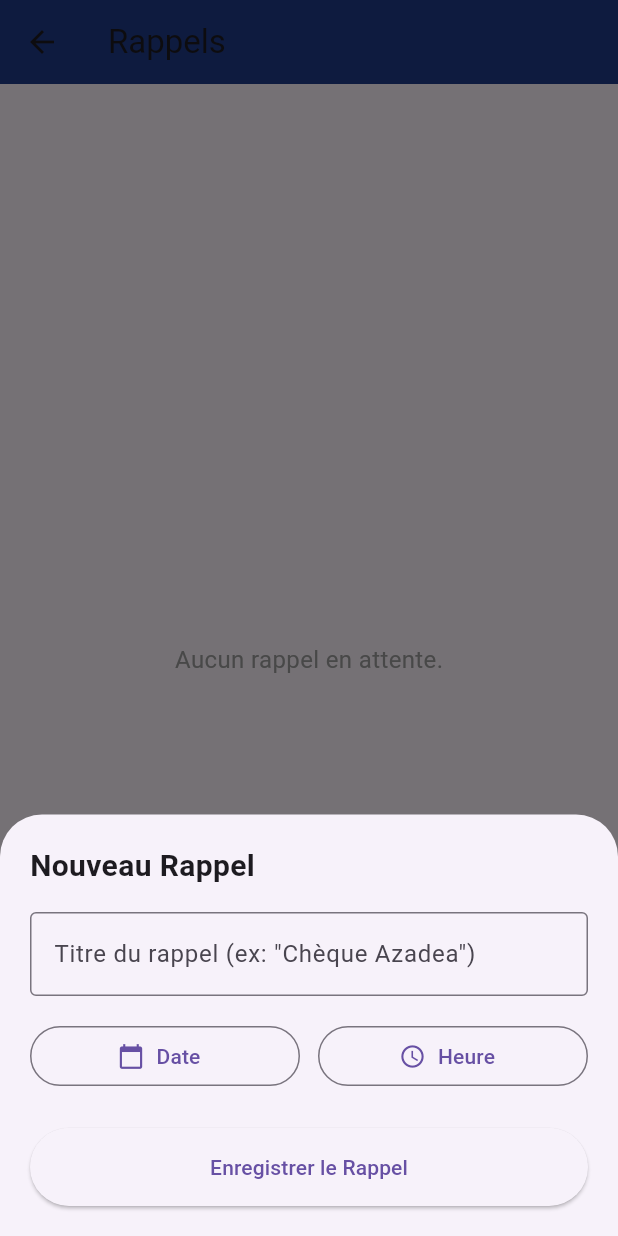
After one commit to boukath/Boitex-Info-App, a Flutter app: the RappelPage screen opened directly, after a tap on the "add" icon, on a phone screen of 412 x 824 dp. The commit adds this screen. Run offline on Flutter 3.47's test engine with Material 3 defaults, Android fonts, the phone set to English and light mode, and no system bars; our stand-ins replace chewie, cloud_firestore, file_picker, firebase_auth, firebase_core, firebase_messaging and 11 more; missing offline and left inert: mobile_scanner; accounts and stored records are empty; network calls fail.

Commit message:
Add new feature reminder notification

```diff
--- /dev/null
+++ b/lib/screens/administration/rappel_page.dart
@@ -0,0 +1,265 @@
+// lib/screens/administration/rappel_page.dart
+
+import 'package:flutter/material.dart';
+import 'package:cloud_firestore/cloud_firestore.dart';
+import 'package:firebase_auth/firebase_auth.dart';
+import 'package:intl/intl.dart';
+import 'package:boitex_info_app/utils/user_roles.dart';
+
+class RappelPage extends StatefulWidget {
+  const RappelPage({super.key});
+
+  @override
+  State<RappelPage> createState() => _RappelPageState();
+}
+
+class _RappelPageState extends State<RappelPage> {
+  final FirebaseFirestore _firestore = FirebaseFirestore.instance;
+  final FirebaseAuth _auth = FirebaseAuth.instance;
+
+  // Roles that will be notified.
+  final List<String> _targetRoles = [
+    UserRoles.admin,
+    UserRoles.responsableAdministratif,
+    UserRoles.responsableCommercial,
+  ];
+
+  // 🔔 NEW: Helper function to convert role names to valid FCM topic names
+  String _roleToTopic(String role) {
+    // Replace spaces with underscores to make valid FCM topic names
+    return role.replaceAll(' ', '_');
+  }
+
+  Future<void> _showCreateReminderDialog() async {
+    final _formKey = GlobalKey<FormState>();
+    final _titleController = TextEditingController();
+    DateTime? _selectedDate;
+    TimeOfDay? _selectedTime;
+
+    await showModalBottomSheet(
+      context: context,
+      isScrollControlled: true,
+      builder: (ctx) {
+        return StatefulBuilder(
+          builder: (BuildContext context, StateSetter setModalState) {
+            return Padding(
+              padding: EdgeInsets.only(
+                bottom: MediaQuery.of(ctx).viewInsets.bottom,
+                top: 20,
+                left: 20,
+                right: 20,
+              ),
+              child: Form(
+                key: _formKey,
+                child: Column(
+                  mainAxisSize: MainAxisSize.min,
+                  crossAxisAlignment: CrossAxisAlignment.start,
+                  children: [
+                    const Text(
+                      'Nouveau Rappel',
+                      style:
+                      TextStyle(fontSize: 20, fontWeight: FontWeight.bold),
+                    ),
+                    const SizedBox(height: 16),
+                    TextFormField(
+                      controller: _titleController,
+                      decoration: const InputDecoration(
+                        labelText: 'Titre du rappel (ex: "Chèque Azadea")',
+                        border: OutlineInputBorder(),
+                      ),
+                      validator: (value) {
+                        if (value == null || value.isEmpty) {
+                          return 'Veuillez entrer un titre';
+                        }
+                        return null;
+                      },
+                    ),
+                    const SizedBox(height: 16),
+                    Row(
+                      children: [
+                        Expanded(
+                          child: OutlinedButton.icon(
+                            icon: const Icon(Icons.calendar_today),
+                            label: Text(_selectedDate == null
+                                ? 'Date'
+                                : DateFormat('dd/MM/yyyy')
+                                .format(_selectedDate!)),
+                            onPressed: () async {
+                              final pickedDate = await showDatePicker(
+                                context: context,
+                                initialDate: DateTime.now(),
+                                firstDate: DateTime.now(),
+                                lastDate: DateTime(2101),
+                              );
+                              if (pickedDate != null) {
+                                setModalState(() {
+                                  _selectedDate = pickedDate;
+                                });
+                              }
+                            },
+                          ),
+                        ),
+                        const SizedBox(width: 12),
+                        Expanded(
+                          child: OutlinedButton.icon(
+                            icon: const Icon(Icons.access_time),
+                            label: Text(_selectedTime == null
+                                ? 'Heure'
+                                : _selectedTime!.format(context)),
+                            onPressed: () async {
+                              final pickedTime = await showTimePicker(
+                                context: context,
+                                initialTime: TimeOfDay.now(),
+                              );
+                              if (pickedTime != null) {
+                                setModalState(() {
+                                  _selectedTime = pickedTime;
+                                });
+                              }
+                            },
+                          ),
+                        ),
+                      ],
+                    ),
+                    const SizedBox(height: 24),
+                    SizedBox(
+                      width: double.infinity,
+                      child: ElevatedButton(
+                        style: ElevatedButton.styleFrom(
+                          padding: const EdgeInsets.symmetric(vertical: 16),
+                        ),
+                        onPressed: () => _saveReminder(
+                          _formKey,
+                          _titleController.text,
+                          _selectedDate,
+                          _selectedTime,
+                        ),
+                        child: const Text('Enregistrer le Rappel'),
+                      ),
+                    ),
+                    const SizedBox(height: 20),
+                  ],
+                ),
+              ),
+            );
+          },
+        );
+      },
+    );
+  }
+
+  Future<void> _saveReminder(
+      GlobalKey<FormState> formKey,
+      String title,
+      DateTime? date,
+      TimeOfDay? time,
+      ) async {
+    if (!formKey.currentState!.validate()) return;
+    if (date == null || time == null) {
+      ScaffoldMessenger.of(context).showSnackBar(
+        const SnackBar(content: Text('Veuillez sélectionner une date et une heure')),
+      );
+      return;
+    }
+
+    try {
+      final user = _auth.currentUser;
+      if (user == null) return;
+
+      final dueAt = DateTime(date.year, date.month, date.day, time.hour, time.minute);
+
+      // 🔔 MODIFIED: Convert role names to valid FCM topic names
+      final targetRolesForTopics = _targetRoles.map((role) => _roleToTopic(role)).toList();
+
+      // Create the reminder document in Firestore
+      await _firestore.collection('reminders').add({
+        'title': title,
+        'dueAt': Timestamp.fromDate(dueAt),
+        'createdAt': FieldValue.serverTimestamp(),
+        'createdBy': user.displayName ?? 'Utilisateur Inconnu',
+        'creatorUid': user.uid,
+        'status': 'pending',
+        'targetRoles': targetRolesForTopics, // 🔔 Using converted topic names
+      });
+
+      Navigator.of(context).pop(); // Close the bottom sheet
+      ScaffoldMessenger.of(context).showSnackBar(
+        const SnackBar(content: Text('Rappel enregistré!')),
+      );
+    } catch (e) {
+      ScaffoldMessenger.of(context).showSnackBar(
+        SnackBar(content: Text('Erreur: $e')),
+      );
+    }
+  }
+
+  @override
+  Widget build(BuildContext context) {
+    return Scaffold(
+      appBar: AppBar(
+        title: const Text('Rappels'),
+        backgroundColor: const Color(0xFF1E3A8A),
+      ),
+      body: StreamBuilder<QuerySnapshot>(
+        stream: _firestore
+            .collection('reminders')
+            .where('status', isEqualTo: 'pending')
+            .orderBy('dueAt')
+            .snapshots(),
+        builder: (context, snapshot) {
+          if (snapshot.connectionState == ConnectionState.waiting) {
+            return const Center(child: CircularProgressIndicator());
+          }
+
+          if (!snapshot.hasData || snapshot.data!.docs.isEmpty) {
+            return const Center(
+              child: Text(
+                'Aucun rappel en attente.',
+                style: TextStyle(fontSize: 16, color: Colors.grey),
+              ),
+            );
+          }
+
+          final reminders = snapshot.data!.docs;
+          return ListView.builder(
+            padding: const EdgeInsets.all(8),
+            itemCount: reminders.length,
+            itemBuilder: (context, index) {
+              final reminder = reminders[index];
+              final data = reminder.data() as Map<String, dynamic>;
+              final dueAt = (data['dueAt'] as Timestamp).toDate();
+
+              return Card(
+                elevation: 2,
+                margin: const EdgeInsets.symmetric(vertical: 6, horizontal: 8),
+                child: ListTile(
+                  leading: const Icon(Icons.notifications_active,
+                      color: Color(0xFF1E3A8A)),
+                  title: Text(
+                    data['title'],
+                    style: const TextStyle(fontWeight: FontWeight.bold),
+                  ),
+                  subtitle: Text(
+                    'Date: ${DateFormat('dd/MM/yyyy \'à\' HH:mm').format(dueAt)}',
+                  ),
+                  trailing: IconButton(
+                    icon: Icon(Icons.check, color: Colors.green[700]),
+                    tooltip: 'Marquer comme "envoyé" (manuel)',
+                    onPressed: () {
+                      reminder.reference.update({'status': 'sent'});
+                    },
+                  ),
+                ),
+              );
+            },
+          );
+        },
+      ),
+      floatingActionButton: FloatingActionButton(
+        onPressed: _showCreateReminderDialog,
+        backgroundColor: const Color(0xFF1E3A8A),
+        child: const Icon(Icons.add),
+      ),
+    );
+  }
+}
--- a/lib/utils/user_roles.dart
+++ b/lib/utils/user_roles.dart
@@ -7,13 +7,13 @@ import 'package:firebase_auth/firebase_auth.dart';
 class UserRoles {
   static const String admin = 'Admin';
   static const String pdg = 'PDG';
-  static const String responsableAdministratif = 'Responsable Administratif';
-  static const String responsableCommercial = 'Responsable Commercial';
-  static const String responsableTechnique = 'Responsable Technique';
-  static const String responsableIT = 'Responsable IT';
-  static const String chefDeProjet = 'Chef de Projet';
-  static const String technicienST = 'Technicien ST';
-  static const String technicienIT = 'Technicien IT';
+  static const String responsableAdministratif = 'Responsable_Administratif';
+  static const String responsableCommercial = 'Responsable_Commercial';
+  static const String responsableTechnique = 'Responsable_Technique';
+  static const String responsableIT = 'Responsable_IT';
+  static const String chefDeProjet = 'Chef_de_Projet';
+  static const String technicienST = 'Technicien_ST';
+  static const String technicienIT = 'Technicien_IT';
 
   /// Fetches the role of the currently authenticated user from Firestore.
   /// Returns null if the user is not logged in or has no role.
```
Also changed, not shown: lib/api/firebase_api.dart (+34 -7 lines), lib/screens/administration/administration_dashboard_page.dart (+30 -0 lines), 1 other file.
